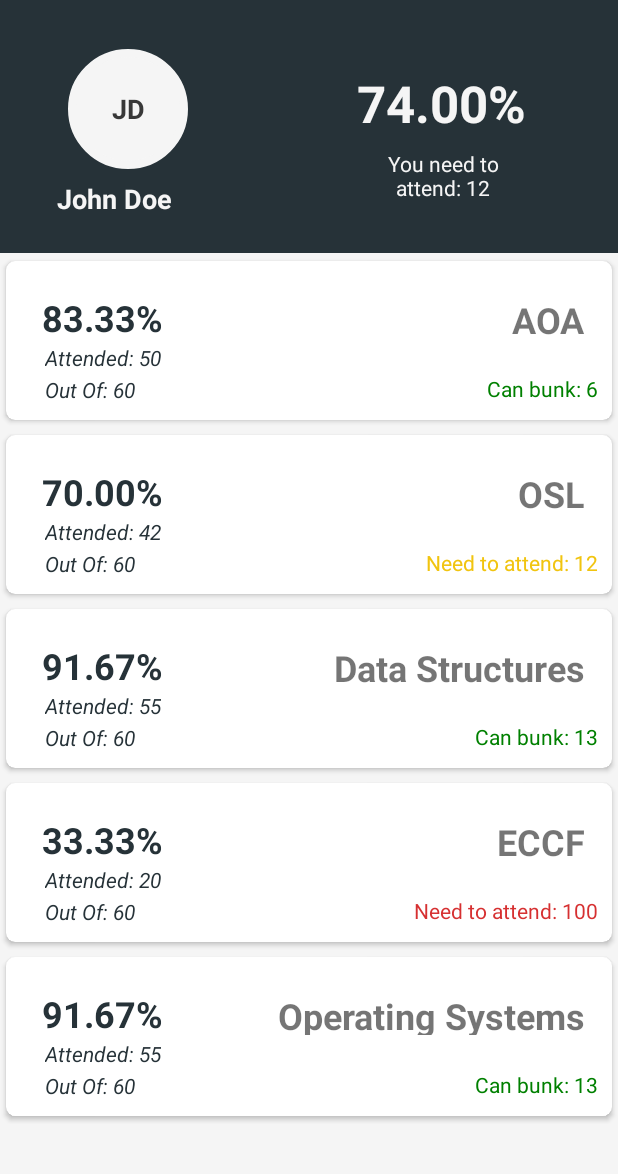
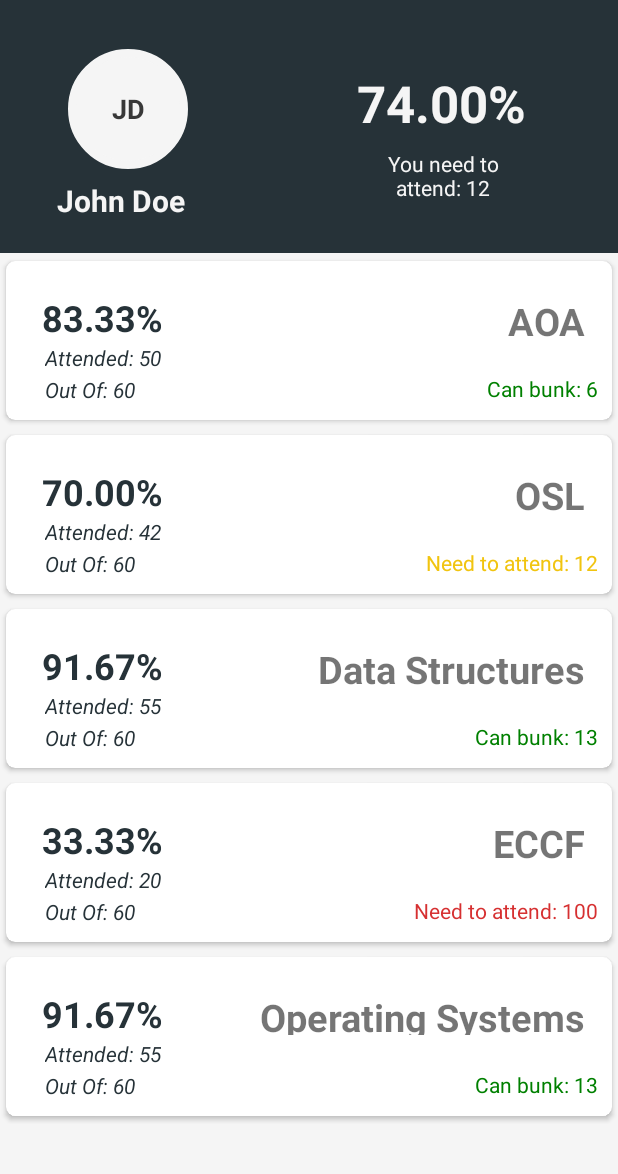
Before and after one commit to djunicode/attendance-android-app, an Android app: the StudentHome screen opened directly, with no data from a screen before it, on a phone screen of 412 x 824 dp, the part 62-1236 px from its top. Run offline under Robolectric (Android 15) with nearby library versions, the phone set to English and light mode, and no system bars.

```diff
--- a/app/src/main/AndroidManifest.xml
+++ b/app/src/main/AndroidManifest.xml
@@ -1,7 +1,7 @@
 <?xml version="1.0" encoding="utf-8"?>
 <manifest xmlns:android="http://schemas.android.com/apk/res/android"
     package="io.github.djunicode.attendanceapp">
-
+<uses-permission android:name="android.permission.INTERNET"/>
     <application
         android:allowBackup="true"
         android:icon="@mipmap/ic_launcher"
--- a/app/src/main/java/io/github/djunicode/attendanceapp/RetrofitInterface.java
+++ b/app/src/main/java/io/github/djunicode/attendanceapp/RetrofitInterface.java
@@ -4,14 +4,21 @@ import java.util.ArrayList;
 
 import io.github.djunicode.attendanceapp.CommonModels.StudentDetailsModel;
 import io.github.djunicode.attendanceapp.TeacherSide.Models.TeacherTimeTableModel;
+import io.github.djunicode.attendanceapp.TeacherSide.TokenRequest;
+import io.github.djunicode.attendanceapp.TeacherSide.TokenResponse;
 import retrofit2.Call;
+import retrofit2.http.Body;
+import retrofit2.http.GET;
 import retrofit2.http.POST;
 import retrofit2.http.Query;
 
 public interface RetrofitInterface {
-    @POST
+    @GET
     Call<TeacherTimeTableModel> teacherTimeTable(@Query("id")String id, @Query("day")String day);
 
-    @POST
+    @GET
     Call<ArrayList<StudentDetailsModel>> studentList(@Query("sem")String sem, @Query("subject")String subject, @Query("division")String division);
+
+    @POST("generic-login/")
+    Call<TokenResponse> login(@Body TokenRequest tokenRequest);
 }
--- a/app/src/main/res/layout/activity_login.xml
+++ b/app/src/main/res/layout/activity_login.xml
@@ -51,7 +51,7 @@
                 android:layout_marginTop="50dp"
                 android:hint="@string/sap_id"
                 android:imeOptions="actionNext"
-                android:inputType="textEmailAddress"
+                android:inputType="number"
                 android:maxLines="1"
                 android:textIsSelectable="false"
                 android:textSize="20sp" />
--- a/app/src/main/res/layout/student_home.xml
+++ b/app/src/main/res/layout/student_home.xml
@@ -55,11 +55,11 @@
             android:layout_alignStart="@+id/rel_topArea"
             android:layout_marginStart="-7dp"
             android:layout_marginTop="3dp"
-            android:layout_marginBottom="10dp"
+            android:layout_marginBottom="5dp"
             android:paddingTop="4dp"
             android:text="Yash Javeri"
             android:textColor="@color/SmokeWhite"
-            android:textSize="18sp"
+            android:textSize="20sp"
             android:textStyle="bold" />
 
         <TextView
--- a/app/src/main/res/layout/student_home_item.xml
+++ b/app/src/main/res/layout/student_home_item.xml
@@ -69,7 +69,7 @@
             android:layout_marginBottom="2dp"
             android:text="Data Structure"
             android:textAlignment="center"
-            android:textSize="24sp"
+            android:textSize="25sp"
             android:textStyle="bold" />
 
         <TextView
```
Also changed, not shown: app/src/main/java/io/github/djunicode/attendanceapp/CommonModels/User.java (added, +13 -0 lines), app/src/main/java/io/github/djunicode/attendanceapp/LoginActivity.java (+51 -14 lines), app/src/main/java/io/github/djunicode/attendanceapp/TeacherSide/TeacherHome.java (+5 -4 lines), app/src/main/java/io/github/djunicode/attendanceapp/TeacherSide/TokenRequest.java (added, +16 -0 lines), app/src/main/java/io/github/djunicode/attendanceapp/TeacherSide/TokenResponse.java (added, +25 -0 lines).
